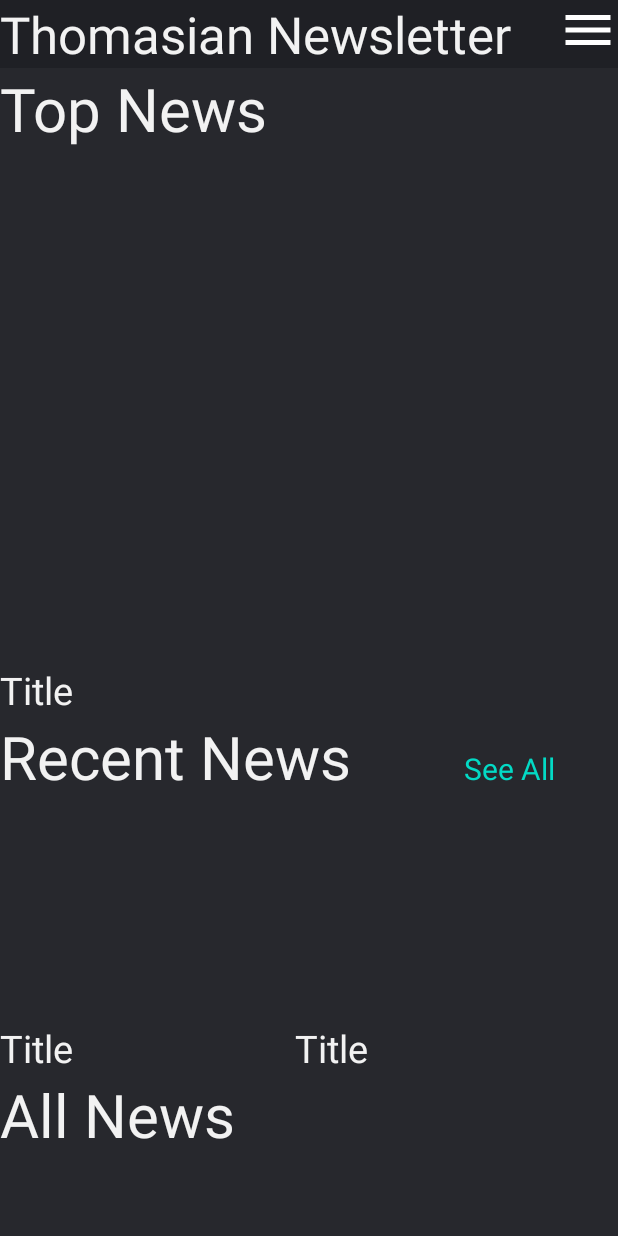
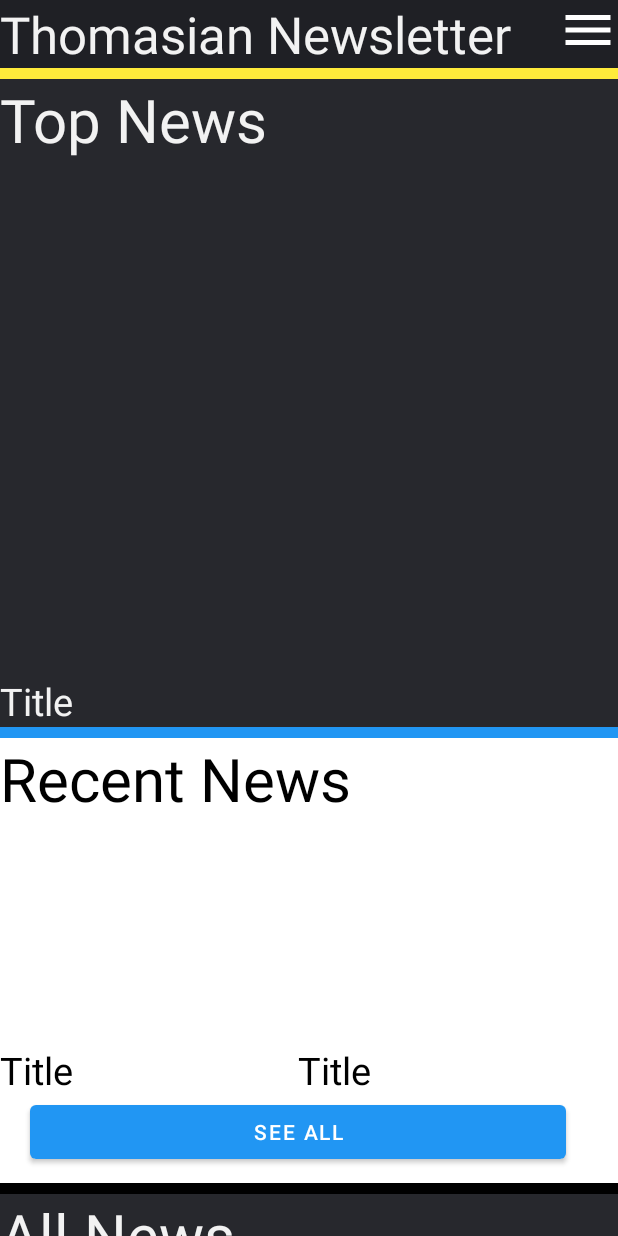
Before and after one commit to Drei010/MobileProgrammingNewsletter, an Android app: the screen it shows after launch (MainActivity), on a phone screen of 412 x 824 dp. Run offline under Robolectric (Android 15) with nearby library versions, the phone set to English and light mode, and no system bars.

Commit message:
Changed homepage added more design Removed searchbar

```diff
--- a/app/src/main/res/layout/activity_main.xml
+++ b/app/src/main/res/layout/activity_main.xml
@@ -51,6 +51,12 @@
                 android:layout_height="wrap_content"
                 android:orientation="vertical">
 
+                <View
+                    android:id="@+id/divider"
+                    android:layout_width="match_parent"
+                    android:layout_height="7dp"
+                    android:background="@color/yellow"/>
+
                 <TextView
 
                     android:id="@+id/textView2"
@@ -78,37 +84,34 @@
                     android:textSize="25sp"
                     tools:ignore="TextContrastCheck,TextContrastCheck" />
 
-                <LinearLayout
+                <View
+                    android:id="@+id/divider"
+                    android:layout_width="match_parent"
+                    android:layout_height="7dp"
+                    android:background="@color/blue"/>
+
+                <TableLayout
                     android:layout_width="match_parent"
                     android:layout_height="match_parent"
-                    android:orientation="horizontal">
+                    android:background="@color/white">
+
+                    <TableRow
+                        android:layout_width="match_parent"
+                        android:layout_height="match_parent">
 
                         <TextView
 
                             android:layout_width="309dp"
                             android:layout_height="wrap_content"
                             android:text="@string/recentNews"
-                        android:textColor="@color/Text"
+                            android:textColor="@color/black"
                             android:textSize="40sp"
                             tools:ignore="TextContrastCheck,TextContrastCheck" />
-
-                    <TextView
-                        android:id="@+id/textView3"
-                        android:layout_width="wrap_content"
-                        android:layout_height="wrap_content"
-                        android:layout_weight="1"
-                        android:textSize="20sp"
-                        android:textColor="@color/teal_200"
-                        android:text="See All" />
-                </LinearLayout>
-
-                <TableLayout
-                    android:layout_width="match_parent"
-                    android:layout_height="match_parent">
+                    </TableRow>
 
                     <TableRow
                         android:layout_width="match_parent"
-                        android:layout_height="match_parent" >
+                        android:layout_height="match_parent">
 
                         <LinearLayout
                             android:layout_width="wrap_content"
@@ -136,7 +139,7 @@
 
                     <TableRow
                         android:layout_width="match_parent"
-                        android:layout_height="match_parent" >
+                        android:layout_height="match_parent">
 
                         <LinearLayout
                             android:layout_width="393dp"
@@ -149,7 +152,7 @@
                                 android:layout_height="wrap_content"
                                 android:layout_weight="1"
                                 android:text="@string/title"
-                                android:textColor="@color/Text"
+                                android:textColor="@color/black"
                                 android:textSize="25sp"
                                 tools:ignore="TextContrastCheck,TextContrastCheck" />
 
@@ -159,13 +162,32 @@
                                 android:layout_height="wrap_content"
                                 android:layout_weight="1"
                                 android:text="@string/title2"
-                                android:textColor="@color/Text"
+                                android:textColor="@color/black"
                                 android:textSize="25sp" />
                         </LinearLayout>
                     </TableRow>
 
+                    <TableRow
+                        android:layout_width="match_parent"
+                        android:layout_height="match_parent">
+
+                        <Button
+                            android:id="@+id/goHome2"
+                            android:layout_width="357dp"
+                            android:layout_height="wrap_content"
+                            android:layout_marginLeft="20dp"
+                            android:layout_marginRight="20dp"
+                            android:layout_marginBottom="10dp"
+                            android:text="See All"
+                            app:backgroundTint="@color/blue" />
+                    </TableRow>
+
                 </TableLayout>
-
+                <View
+                    android:id="@+id/divider"
+                    android:layout_width="match_parent"
+                    android:layout_height="7dp"
+                    android:background="@color/black"/>
                 <TextView
 
 
@@ -308,19 +330,10 @@
                     android:background="@color/Footer"
                     android:orientation="vertical">
 
-                    <EditText
-                        android:id="@+id/searchBar"
-                        android:layout_width="match_parent"
-                        android:layout_height="wrap_content"
-                        android:layout_margin="20dp"
-                        android:background="@color/white"
-                        android:ems="10"
-                        android:inputType="textPersonName"
-                        android:minHeight="48dp"
-                        android:text="Search Thomasian Newsletter" />
+
 
                     <Button
-                        android:id="@+id/goHome"
+                        android:id="@+id/seeAll"
                         android:layout_width="match_parent"
                         android:layout_height="wrap_content"
                         android:layout_marginLeft="20dp"
--- a/app/src/main/res/layout/activity_new_comment.xml
+++ b/app/src/main/res/layout/activity_new_comment.xml
@@ -106,17 +106,6 @@
                     android:background="@color/Footer"
                     android:orientation="vertical">
 
-                    <EditText
-                        android:id="@+id/searchBar"
-                        android:layout_width="match_parent"
-                        android:layout_height="wrap_content"
-                        android:layout_margin="20dp"
-                        android:background="@color/white"
-                        android:ems="10"
-                        android:inputType="textPersonName"
-                        android:minHeight="48dp"
-                        android:text="Search Thomasian Newsletter" />
-
                     <Button
                         android:id="@+id/goHome"
                         android:layout_width="match_parent"
--- a/app/src/main/res/values/colors.xml
+++ b/app/src/main/res/values/colors.xml
@@ -7,6 +7,9 @@
     <color name="teal_700">#FF018786</color>
     <color name="black">#FF000000</color>
     <color name="white">#FFFFFFFF</color>
+    <color name="yellow">#FFEB3B</color>
+    <color name="blue">#2196F3</color>
+
 
     <!--Color Scheme of the application-->
     <color name="Header">#1f2025</color>
```
Lines whose indentation alone changed are shown as unchanged.
